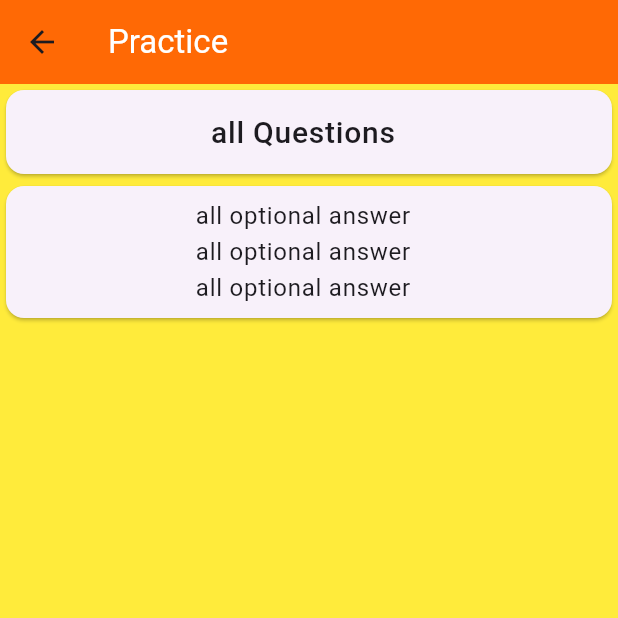
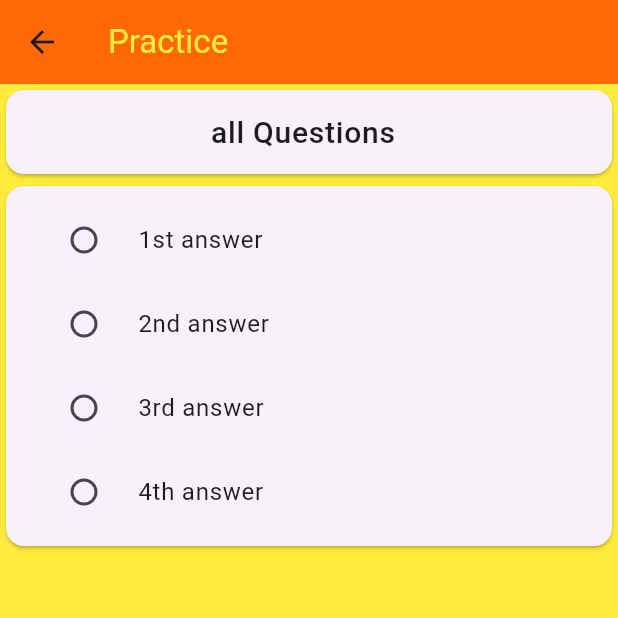
Before and after one commit to akhleshtiwari/rto_application, a Flutter app: the screen it shows after launch, after a tap on "Practice", on a phone screen of 412 x 824 dp, the top half of it. Run offline on Flutter 3.47's test engine with Material 3 defaults, Android fonts, the phone set to English and light mode, and no system bars.

Commit message:
ui module done

```diff
--- /dev/null
+++ b/lib/Utils/custom_radio.dart
@@ -0,0 +1,12 @@
+import 'package:flutter/material.dart';
+
+Widget customRadio(String answer) {
+  return RadioListTile(
+    title: Text(
+      answer,
+    ),
+    value: 1,
+    groupValue: [],
+    onChanged: (value) {},
+  );
+}
--- a/lib/Utils/text.dart
+++ b/lib/Utils/text.dart
@@ -1,6 +1,8 @@
 import 'package:flutter/material.dart';
 
-Widget textYello(String text) {
+Widget textYellow(
+  String text,
+) {
   return Text(
     text,
     style: const TextStyle(color: Colors.yellow),
--- a/lib/View/home_page.dart
+++ b/lib/View/home_page.dart
@@ -14,7 +14,7 @@ class HomePage extends StatelessWidget {
         backgroundColor: Colors.yellow,
         appBar: AppBar(
           title: Center(
-            child: textYello("RTO EXAM"),
+            child: textYellow("RTO EXAM",),
           ),
           backgroundColor: const Color.fromARGB(255, 255, 105, 5),
         ),
@@ -38,29 +38,25 @@ class HomePage extends StatelessWidget {
               child: ListTile(
                 leading: const Icon(Icons.note),
                 title: const Text("Practice"),
-                subtitle: const Text("Test your Knowledge and prepare for the exam."),
+                subtitle:
+                    const Text("Test your Knowledge and prepare for the exam."),
                 onTap: () {
                   Navigator.push(
                     context,
                     MaterialPageRoute(
-                          builder: (context) => PracticeQuestion()));
+                      builder: (context) => const PracticeQuestion(),
+                    ),
+                  );
                 },
               ),
             ),
-           cuustomCard(context, "Exam")
-          ],
-        ),
-      ),
-    );
-  }
-
-  Widget cuustomCard(BuildContext context,String title){
-    return  Card(
+            Card(
               shape: const BeveledRectangleBorder(),
               child: ListTile(
                 leading: const Icon(Icons.note_add),
-        title: Text(title),
-        subtitle: const Text("Start your Test and show your knowledge."),
+                title: const Text("Practice"),
+                subtitle:
+                    const Text("Start your Test and show your knowledge."),
                 onTap: () {
                   Navigator.push(
                     context,
@@ -70,6 +66,10 @@ class HomePage extends StatelessWidget {
                   );
                 },
               ),
-    ) ;
+            )
+          ],
+        ),
+      ),
+    );
   }
 }
--- a/lib/View/practice_question.dart
+++ b/lib/View/practice_question.dart
@@ -1,4 +1,6 @@
 import 'package:flutter/material.dart';
+import 'package:rto_application/Utils/custom_radio.dart';
+import 'package:rto_application/Utils/text.dart';
 
 class PracticeQuestion extends StatelessWidget {
   const PracticeQuestion({super.key});
@@ -7,18 +9,17 @@ class PracticeQuestion extends StatelessWidget {
   Widget build(BuildContext context) {
     return Scaffold(
       appBar: AppBar(
-        title: const Text(
+        title: textYellow(
           "Practice",
-          style: TextStyle(color: Colors.white),
         ),
         backgroundColor: const Color.fromARGB(255, 255, 105, 5),
       ),
       backgroundColor: Colors.yellow,
       body: ListView.builder(
         itemCount: 1,
-        itemBuilder: (context, index) => const Column(
+        itemBuilder: (context, index) => Column(
           children: [
-            Card(
+            const Card(
               child: ListTile(
                 title: Center(
                   child: Text(
@@ -32,11 +33,10 @@ class PracticeQuestion extends StatelessWidget {
               child: ListTile(
                 title: Column(
                   children: [
-                    Text(
-                      "all optional answer",
-                    ),
-                    Text("all optional answer"),
-                    Text("all optional answer")
+                    customRadio("1st answer"),
+                    customRadio("2nd answer"),
+                    customRadio("3rd answer"),
+                    customRadio("4th answer"),
                   ],
                 ),
               ),
--- a/lib/main.dart
+++ b/lib/main.dart
@@ -11,7 +11,8 @@ class MyApp extends StatelessWidget {
   // This widget is the root of your application.
   @override
   Widget build(BuildContext context) {
-    return MaterialApp(debugShowCheckedModeBanner: false,
+    return MaterialApp(
+      debugShowCheckedModeBanner: false,
       title: 'Flutter Demo',
       theme: ThemeData(
         colorScheme: ColorScheme.fromSeed(seedColor: Colors.deepPurple),
```
Also changed, not shown: lib/View/question_bank.dart (+58 -11 lines). Lines whose indentation alone changed are shown as unchanged.
